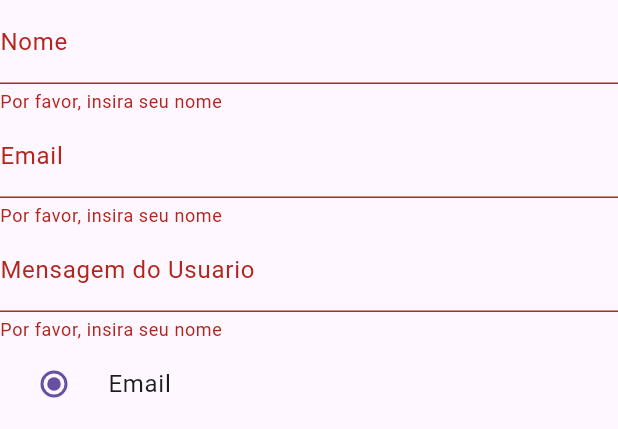
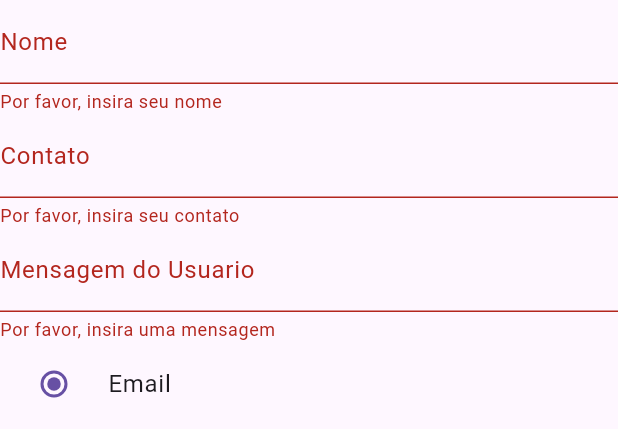
Before and after one commit to JulioMorino/SI700-dispositivos-moveis, a Flutter app: the TerceiraTela widget shown alone on an empty page, opened directly, after a tap on "Enviar", on a phone screen of 412 x 824 dp. Shown: the top 429 px of the screen. Run offline on Flutter 3.47's test engine with Material 3 defaults, Android fonts, the phone set to English and light mode, and no system bars; our stand-ins replace dio, googleapis_auth; missing offline and left inert: googleapis; network calls fail.

Commit message:
todas etapas feitas, mas erro ocorre e feedback nao informa qual foi o problema

```diff
--- a/aula05_forms/lib/view/screens/feedback_screen.dart
+++ b/aula05_forms/lib/view/screens/feedback_screen.dart
@@ -1,9 +1,9 @@
 import 'package:flutter/material.dart';
 
 class FeedbackScreen extends StatelessWidget {
-  final Future<String> futureResult;
+  final Future<String?> futureResult;
 
-  FeedbackScreen({super.key, required this.futureResult});
+  const FeedbackScreen({super.key, required this.futureResult});
 
   @override
   Widget build(BuildContext context) {
--- a/aula05_forms/lib/view/screens/terceira_tela.dart
+++ b/aula05_forms/lib/view/screens/terceira_tela.dart
@@ -1,3 +1,5 @@
+import 'package:aula05_forms/provider/sheets_provider.dart';
+import 'package:aula05_forms/view/screens/feedback_screen.dart';
 import 'package:flutter/material.dart';
 
 class TerceiraTela extends StatefulWidget {
@@ -8,7 +10,9 @@ class TerceiraTela extends StatefulWidget {
 }
 
 class _TerceiraTelaState extends State<TerceiraTela> {
-  String nome = '';
+  String name = '';
+  String contact = '';
+  String userMessage = '';
   final GlobalKey<FormState> _formKey = GlobalKey<
       FormState>(); //mantem variavel caso ocorra alguma interrupcao no android
   bool _termsAccepted = false;
@@ -30,20 +34,22 @@ class _TerceiraTelaState extends State<TerceiraTela> {
                 return null;
               },
               onSaved: (value) {
-// Ação ao salvar o campo
+                // Ação ao salvar o campo
+                name = value!;
               },
             ),
             TextFormField(
               decoration:
-                  InputDecoration(labelText: 'Email'), // Rótulo do campo
+                  InputDecoration(labelText: 'Contato'), // Rótulo do campo
               validator: (value) {
                 if (value == null || value.isEmpty) {
-                  return 'Por favor, insira seu nome'; // Mensagem de erro
+                  return 'Por favor, insira seu contato'; // Mensagem de erro
                 }
                 return null;
               },
               onSaved: (value) {
-// Ação ao salvar o campo
+                // Ação ao salvar o campo
+                contact = value!;
               },
             ),
             TextFormField(
@@ -51,12 +57,13 @@ class _TerceiraTelaState extends State<TerceiraTela> {
                   labelText: 'Mensagem do Usuario'), // Rótulo do campo
               validator: (value) {
                 if (value == null || value.isEmpty) {
-                  return 'Por favor, insira seu nome'; // Mensagem de erro
+                  return 'Por favor, insira uma mensagem'; // Mensagem de erro
                 }
                 return null;
               },
               onSaved: (value) {
-// Ação ao salvar o campo
+                // Ação ao salvar o campo
+                userMessage = value!;
               },
             ),
             RadioListTile(
@@ -90,7 +97,9 @@ class _TerceiraTelaState extends State<TerceiraTela> {
                   );
                 }).toList(),
                 onChanged: (String? newValue) {
-                  setState(() {});
+                  setState(() {
+                    _selectedCategory = newValue;
+                  });
                 }),
             CheckboxListTile(
               title: Text('Aceito os termos e condições'),
@@ -105,8 +114,25 @@ class _TerceiraTelaState extends State<TerceiraTela> {
               onPressed: () {
                 if (_formKey.currentState!.validate()) {
                   _formKey.currentState!.save();
-// Aqui você pode processar os dados salvos
-                  print('Formulário salvo com sucesso!');
+                  Future<String?> futureResult =
+                      SheetsDatabase.helper.submitData([
+                    name,
+                    contact,
+                    userMessage,
+                    _selectedOption == 1 ? 'Email' : 'Telefone',
+                    _selectedCategory!
+                  ]);
+
+                  showModalBottomSheet(
+                    context: context,
+                    builder: (BuildContext context) {
+                      return Container(
+                        padding: const EdgeInsets.all(16.0),
+                        color: Colors.grey[900], // Fundo da BottomSheet
+                        child: FeedbackScreen(futureResult: futureResult),
+                      );
+                    },
+                  );
                 }
               },
               child: Text('Enviar'),
--- a/aula05_forms/pubspec.yaml
+++ b/aula05_forms/pubspec.yaml
@@ -30,7 +30,9 @@ environment:
 dependencies:
   flutter:
     sdk: flutter
-
+  googleapis: ^13.2.0
+  googleapis_auth: ^1.6.0
+  dio: ^5.6.0
 
   # The following adds the Cupertino Icons font to your application.
   # Use with the CupertinoIcons class for iOS style icons.
@@ -52,6 +54,8 @@ dev_dependencies:
 
 # The following section is specific to Flutter packages.
 flutter:
+  assets:
+    - assets/credentials.json
 
   # The following line ensures that the Material Icons font is
   # included with your application, so that you can use the icons in
```
Also changed, not shown: aula05_forms/lib/provider/sheets_provider.dart (added, +90 -0 lines), aula05_forms/pubspec.lock.
